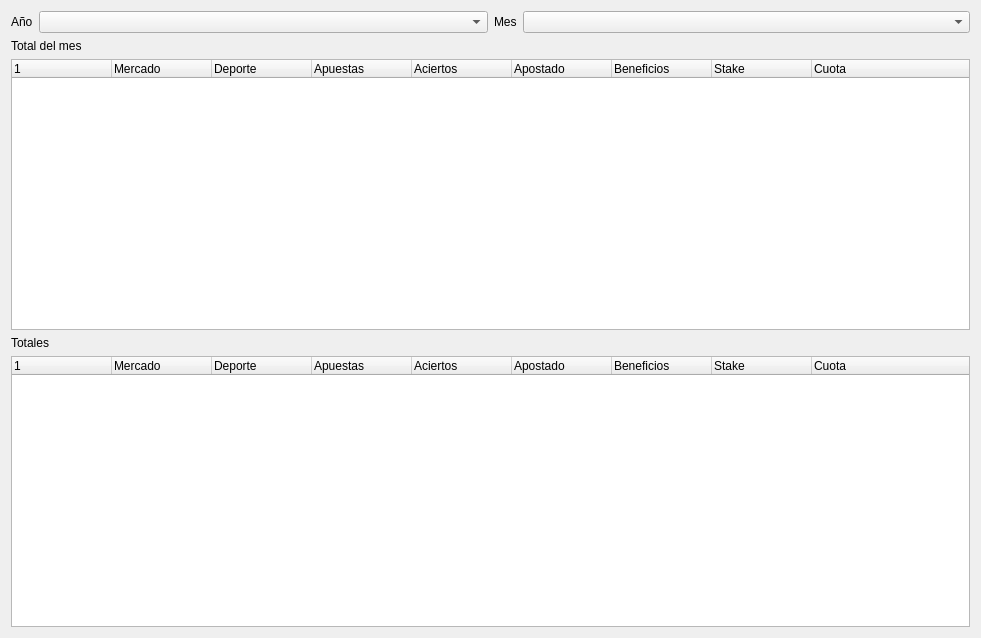
This is ui/stats_market.ui in soker90/betcon as Qt 5 draws it before an edit. The edited form follows.
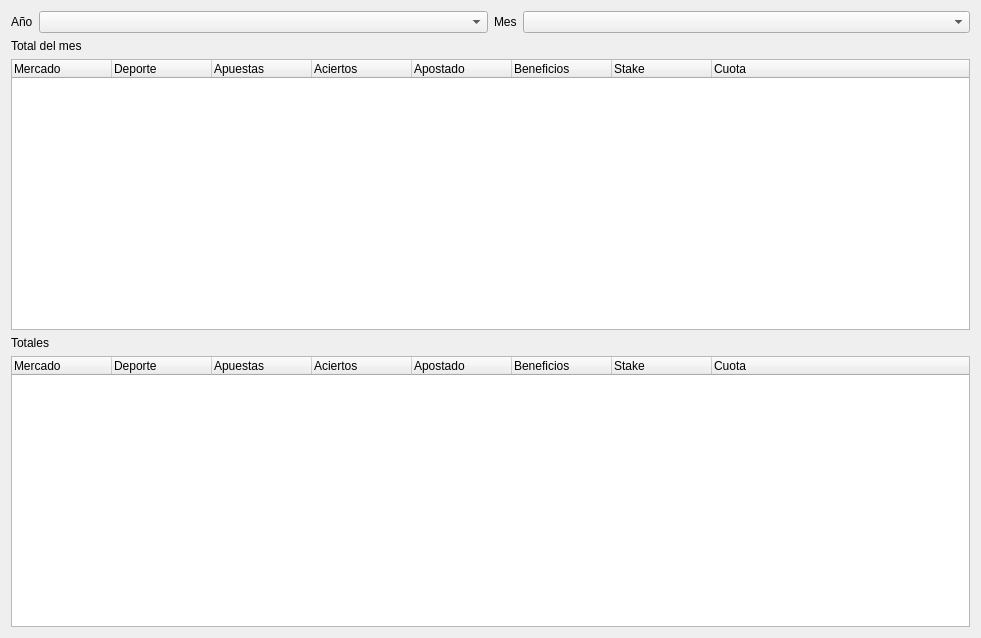
This is the edited form.

Commit message: 1. Added region stats

What changed in the file:
```diff
--- a/ui/stats_market.ui
+++ b/ui/stats_market.ui
@@ -55,11 +55,6 @@
    </item>
    <item>
     <widget class="QTreeWidget" name="treeMonth">
-     <column>
-      <property name="text">
-       <string/>
-      </property>
-     </column>
      <column>
       <property name="text">
        <string>Mercado</string>
@@ -111,11 +106,6 @@
    </item>
    <item>
     <widget class="QTreeWidget" name="treeTotal">
-     <column>
-      <property name="text">
-       <string/>
-      </property>
-     </column>
      <column>
       <property name="text">
        <string>Mercado</string>
```
The commit also changes 4 other files.
